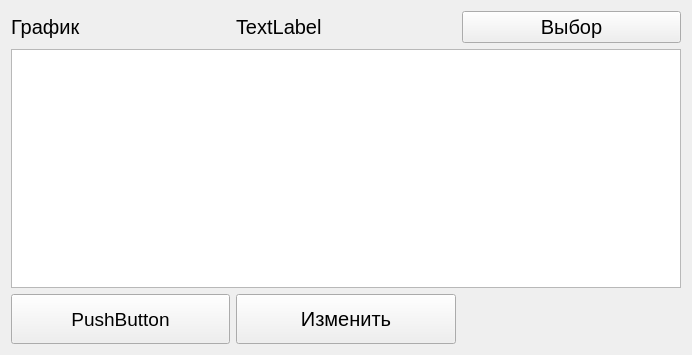
ciberslavik/climacore, file QtClient/QtClimaClient/Frames/VentilationConfigFrame.ui: the form before one commit.
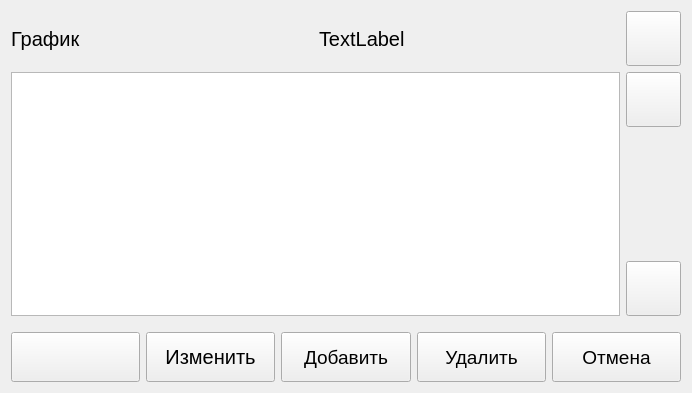
The form after the commit. Icons and pictures are not drawn.

Commit message: Vorking with ventilation service and GUI

Diff of the .ui file:
```diff
--- a/QtClient/QtClimaClient/Frames/VentilationConfigFrame.ui
+++ b/QtClient/QtClimaClient/Frames/VentilationConfigFrame.ui
@@ -7,7 +7,7 @@
     <x>0</x>
     <y>0</y>
     <width>692</width>
-    <height>355</height>
+    <height>393</height>
    </rect>
   </property>
   <property name="font">
@@ -19,6 +19,52 @@
    <string>Form</string>
   </property>
   <layout class="QGridLayout" name="gridLayout">
+   <item row="0" column="2">
+    <widget class="QPushButton" name="btnSelectGraph">
+     <property name="minimumSize">
+      <size>
+       <width>55</width>
+       <height>55</height>
+      </size>
+     </property>
+     <property name="maximumSize">
+      <size>
+       <width>55</width>
+       <height>55</height>
+      </size>
+     </property>
+     <property name="font">
+      <font>
+       <pointsize>15</pointsize>
+      </font>
+     </property>
+     <property name="text">
+      <string/>
+     </property>
+     <property name="icon">
+      <iconset resource="../Resources.qrc">
+       <normaloff>:/Images/line-chart.png</normaloff>:/Images/line-chart.png</iconset>
+     </property>
+     <property name="iconSize">
+      <size>
+       <width>42</width>
+       <height>42</height>
+      </size>
+     </property>
+    </widget>
+   </item>
+   <item row="0" column="1">
+    <widget class="QLabel" name="lblProfileName">
+     <property name="font">
+      <font>
+       <pointsize>15</pointsize>
+      </font>
+     </property>
+     <property name="text">
+      <string>TextLabel</string>
+     </property>
+    </widget>
+   </item>
    <item row="0" column="0">
     <widget class="QLabel" name="label">
      <property name="font">
@@ -31,75 +77,205 @@
      </property>
     </widget>
    </item>
-   <item row="0" column="1">
-    <widget class="QLabel" name="label_2">
-     <property name="font">
-      <font>
-       <pointsize>15</pointsize>
-      </font>
-     </property>
-     <property name="text">
-      <string>TextLabel</string>
-     </property>
-    </widget>
+   <item row="3" column="0" colspan="3">
+    <layout class="QHBoxLayout" name="horizontalLayout">
+     <item>
+      <widget class="QPushButton" name="btnReturn">
+       <property name="minimumSize">
+        <size>
+         <width>0</width>
+         <height>50</height>
+        </size>
+       </property>
+       <property name="maximumSize">
+        <size>
+         <width>16777215</width>
+         <height>50</height>
+        </size>
+       </property>
+       <property name="text">
+        <string/>
+       </property>
+       <property name="icon">
+        <iconset resource="../Resources.qrc">
+         <normaloff>:/Images/icons8-u-turn-to-left-50.png</normaloff>:/Images/icons8-u-turn-to-left-50.png</iconset>
+       </property>
+       <property name="iconSize">
+        <size>
+         <width>32</width>
+         <height>32</height>
+        </size>
+       </property>
+      </widget>
+     </item>
+     <item>
+      <widget class="QPushButton" name="btnEdit">
+       <property name="minimumSize">
+        <size>
+         <width>0</width>
+         <height>50</height>
+        </size>
+       </property>
+       <property name="maximumSize">
+        <size>
+         <width>16777215</width>
+         <height>50</height>
+        </size>
+       </property>
+       <property name="font">
+        <font>
+         <pointsize>15</pointsize>
+        </font>
+       </property>
+       <property name="text">
+        <string>Изменить</string>
+       </property>
+      </widget>
+     </item>
+     <item>
+      <widget class="QPushButton" name="btnAdd">
+       <property name="minimumSize">
+        <size>
+         <width>0</width>
+         <height>50</height>
+        </size>
+       </property>
+       <property name="text">
+        <string>Добавить</string>
+       </property>
+      </widget>
+     </item>
+     <item>
+      <widget class="QPushButton" name="btnDelete">
+       <property name="minimumSize">
+        <size>
+         <width>0</width>
+         <height>50</height>
+        </size>
+       </property>
+       <property name="text">
+        <string>Удалить</string>
+       </property>
+      </widget>
+     </item>
+     <item>
+      <widget class="QPushButton" name="btnCancel">
+       <property name="minimumSize">
+        <size>
+         <width>0</width>
+         <height>50</height>
+        </size>
+       </property>
+       <property name="text">
+        <string>Отмена</string>
+       </property>
+       <property name="icon">
+        <iconset resource="../Resources.qrc">
+         <normaloff>:/Images/delete.png</normaloff>:/Images/delete.png</iconset>
+       </property>
+       <property name="iconSize">
+        <size>
+         <width>42</width>
+         <height>42</height>
+        </size>
+       </property>
+      </widget>
+     </item>
+    </layout>
    </item>
-   <item row="0" column="2">
-    <widget class="QPushButton" name="btnSelectGraph">
-     <property name="font">
-      <font>
-       <pointsize>15</pointsize>
-      </font>
-     </property>
-     <property name="text">
-      <string>Выбор</string>
-     </property>
-    </widget>
-   </item>
-   <item row="1" column="0" colspan="3">
+   <item row="1" column="0" colspan="2">
     <widget class="QTableView" name="tableView"/>
    </item>
+   <item row="1" column="2">
+    <layout class="QVBoxLayout" name="verticalLayout">
+     <item>
+      <widget class="QPushButton" name="btnUp">
+       <property name="minimumSize">
+        <size>
+         <width>55</width>
+         <height>55</height>
+        </size>
+       </property>
+       <property name="maximumSize">
+        <size>
+         <width>55</width>
+         <height>55</height>
+        </size>
+       </property>
+       <property name="text">
+        <string/>
+       </property>
+       <property name="icon">
+        <iconset resource="../Resources.qrc">
+         <normaloff>:/Images/circled-up.png</normaloff>:/Images/circled-up.png</iconset>
+       </property>
+       <property name="iconSize">
+        <size>
+         <width>42</width>
+         <height>42</height>
+        </size>
+       </property>
+      </widget>
+     </item>
+     <item>
+      <spacer name="verticalSpacer">
+       <property name="orientation">
+        <enum>Qt::Vertical</enum>
+       </property>
+       <property name="sizeHint" stdset="0">
+        <size>
+         <width>20</width>
+         <height>40</height>
+        </size>
+       </property>
+      </spacer>
+     </item>
+     <item>
+      <widget class="QPushButton" name="btnDown">
+       <property name="minimumSize">
+        <size>
+         <width>55</width>
+         <height>55</height>
+        </size>
+       </property>
+       <property name="maximumSize">
+        <size>
+         <width>55</width>
+         <height>55</height>
+        </size>
+       </property>
+       <property name="text">
+        <string/>
+       </property>
+       <property name="icon">
+        <iconset resource="../Resources.qrc">
+         <normaloff>:/Images/circled-down.png</normaloff>:/Images/circled-down.png</iconset>
+       </property>
+       <property name="iconSize">
+        <size>
+         <width>42</width>
+         <height>42</height>
+        </size>
+       </property>
+      </widget>
+     </item>
+    </layout>
+   </item>
    <item row="2" column="0">
-    <widget class="QPushButton" name="pushButton">
-     <property name="minimumSize">
-      <size>
-       <width>0</width>
-       <height>50</height>
-      </size>
+    <spacer name="verticalSpacer_2">
+     <property name="orientation">
+      <enum>Qt::Vertical</enum>
      </property>
-     <property name="maximumSize">
-      <size>
-       <width>16777215</width>
-       <height>50</height>
-      </size>
+     <property name="sizeType">
+      <enum>QSizePolicy::Fixed</enum>
      </property>
-     <property name="text">
-      <string>PushButton</string>
-     </property>
-    </widget>
-   </item>
-   <item row="2" column="1">
-    <widget class="QPushButton" name="pushButton_2">
-     <property name="minimumSize">
+     <property name="sizeHint" stdset="0">
       <size>
-       <width>0</width>
-       <height>50</height>
+       <width>20</width>
+       <height>10</height>
       </size>
      </property>
-     <property name="maximumSize">
-      <size>
-       <width>16777215</width>
-       <height>50</height>
-      </size>
-     </property>
-     <property name="font">
-      <font>
-       <pointsize>15</pointsize>
-      </font>
-     </property>
-     <property name="text">
-      <string>Изменить</string>
-     </property>
-    </widget>
+    </spacer>
    </item>
   </layout>
  </widget>
```
Left out of the diff: 4 changed lines with no effect on the pictures. The commit also changes 28 other files.
